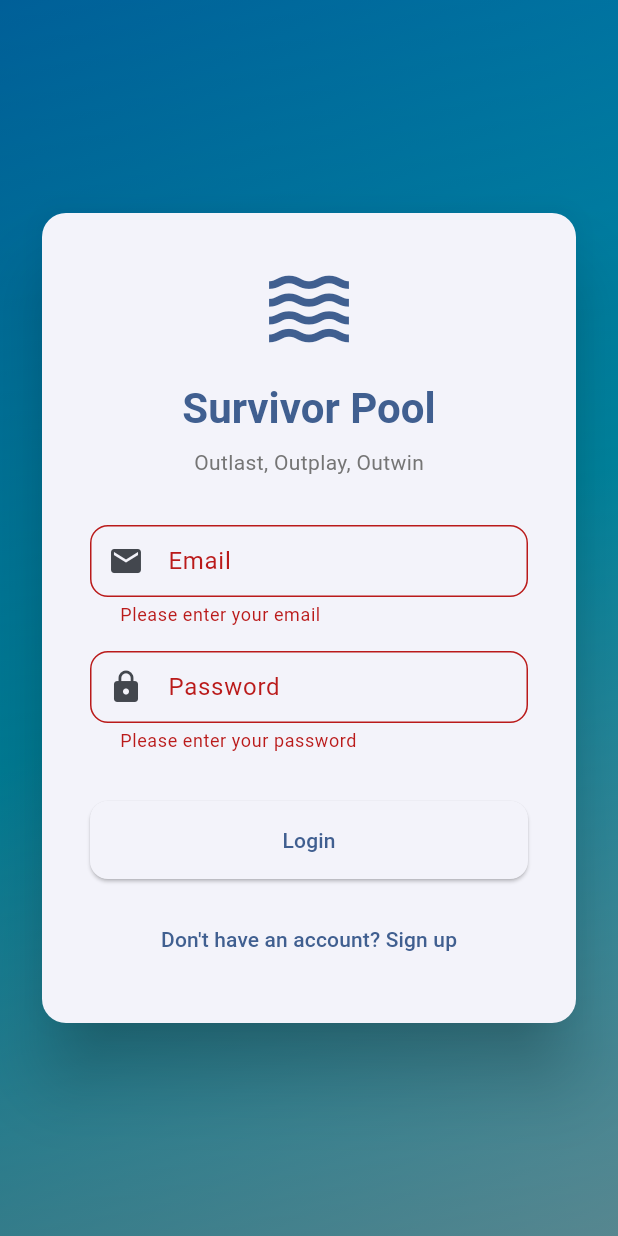
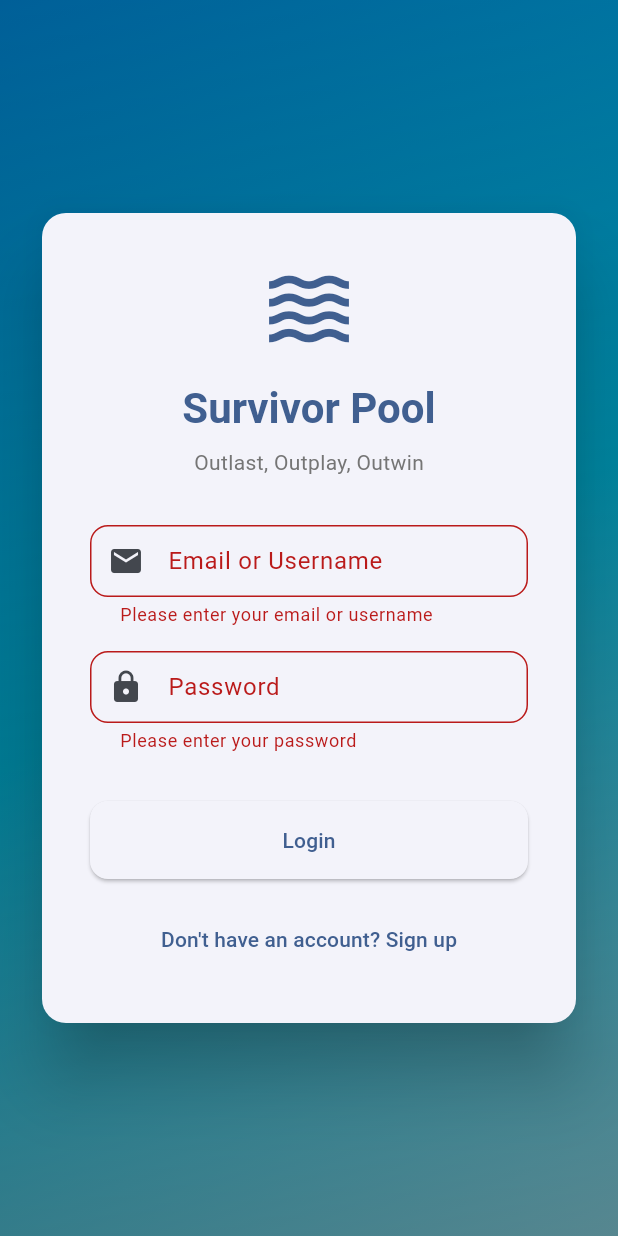
Before and after one commit to jjjacobsen/survivor-pool, a Flutter app: the screen it shows after launch, after a tap on "Login", on a phone screen of 412 x 824 dp. Run offline on Flutter 3.47's test engine with Material 3 defaults, Android fonts, the phone set to English and light mode, and no system bars.

Commit message:
modify frontend to allow logging in with username as well as email

```diff
--- a/frontend/survivor_pool/lib/main.dart
+++ b/frontend/survivor_pool/lib/main.dart
@@ -181,7 +181,7 @@ class _LoginPageState extends State<LoginPage>
       final url = _isLoginMode ? '/users/login' : '/users';
       final body = _isLoginMode
           ? {
-              'email': _emailController.text,
+              'identifier': _emailController.text,
               'password': _passwordController.text,
             }
           : {
@@ -331,16 +331,22 @@ class _LoginPageState extends State<LoginPage>
                             ],
                             TextFormField(
                               controller: _emailController,
-                              decoration: const InputDecoration(
-                                labelText: 'Email',
-                                prefixIcon: Icon(Icons.email),
+                              decoration: InputDecoration(
+                                labelText: _isLoginMode
+                                    ? 'Email or Username'
+                                    : 'Email',
+                                prefixIcon: const Icon(Icons.email),
                               ),
-                              keyboardType: TextInputType.emailAddress,
+                              keyboardType: _isLoginMode
+                                  ? TextInputType.text
+                                  : TextInputType.emailAddress,
                               validator: (value) {
                                 if (value == null || value.isEmpty) {
-                                  return 'Please enter your email';
+                                  return _isLoginMode
+                                      ? 'Please enter your email or username'
+                                      : 'Please enter your email';
                                 }
-                                if (!value.contains('@')) {
+                                if (!_isLoginMode && !value.contains('@')) {
                                   return 'Please enter a valid email';
                                 }
                                 return null;
```
